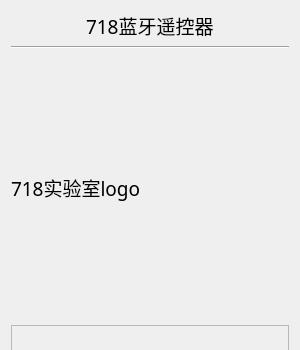
First picture: the form in mainwindow.ui, repository ZzzzzzS/uper2018, before the edit; both pictures show x 0 to 300 and y 0 to 350 of the 300 by 600 pixel window.
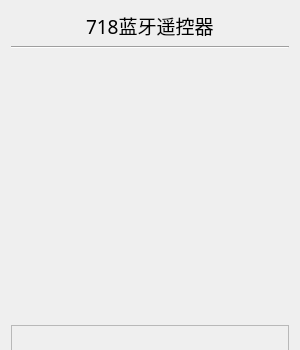
Second picture: the form after the edit.

What changed in the file:
```diff
--- a/mainwindow.ui
+++ b/mainwindow.ui
@@ -76,13 +76,13 @@
         <item>
          <widget class="QLabel" name="LogoLabel">
           <property name="sizePolicy">
-           <sizepolicy hsizetype="Preferred" vsizetype="Expanding">
+           <sizepolicy hsizetype="Expanding" vsizetype="Expanding">
             <horstretch>0</horstretch>
             <verstretch>0</verstretch>
            </sizepolicy>
           </property>
           <property name="text">
-           <string>718实验室logo</string>
+           <string/>
           </property>
          </widget>
         </item>
```
